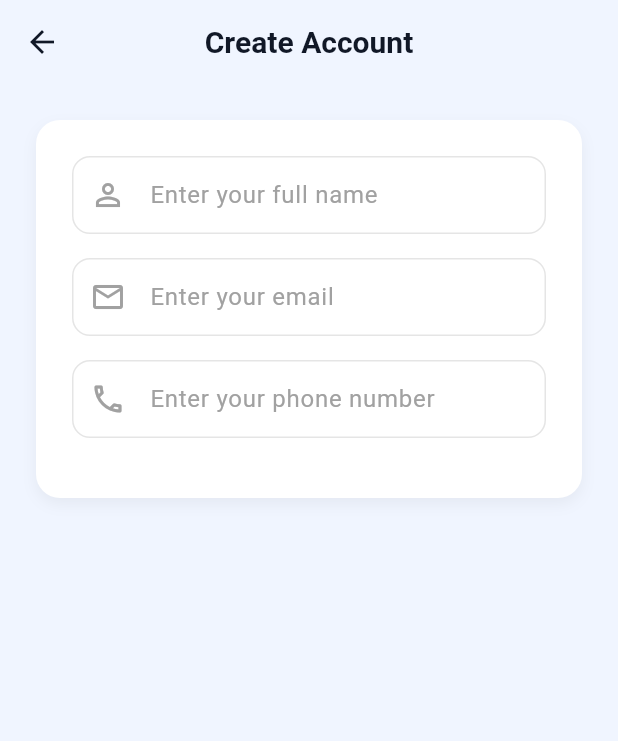
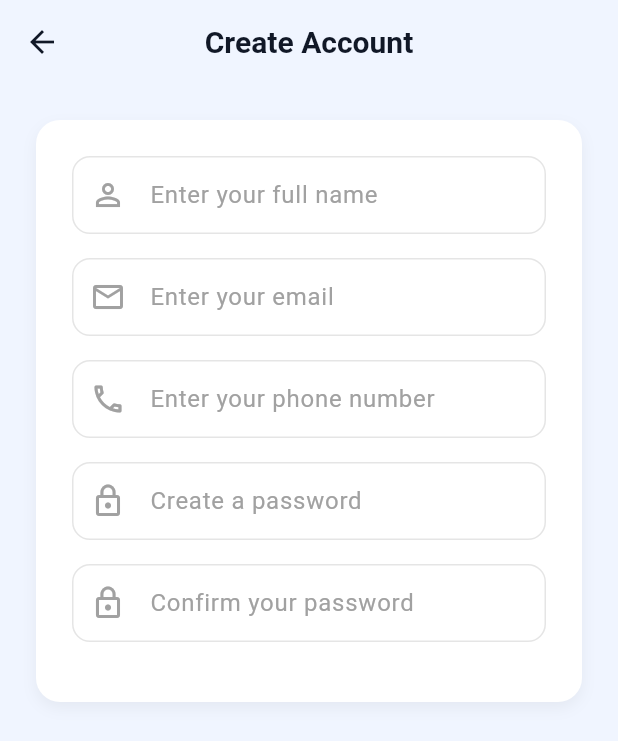
Before and after one commit to SwifTrip/swiftrip_frontend_tourist, a Flutter app: the SignupScreen screen opened directly, on a phone screen of 412 x 824 dp. Shown: the top 741 px of the screen. Run offline on Flutter 3.47's test engine with Material 3 defaults, Android fonts, the phone set to English and light mode, and no system bars.

Commit message:
Add password and confirm password fields

```diff
--- a/swift_trip_app/lib/screens/Signup.dart
+++ b/swift_trip_app/lib/screens/Signup.dart
@@ -56,7 +56,18 @@ class SignupScreen extends StatelessWidget {
                     hintText: 'Enter your phone number',
                   ),
                   const SizedBox(height: 16),
-
+                  const CustomInputField(
+                    icon: Icons.lock_outline,
+                    hintText: 'Create a password',
+                    obscureText: true,
+                  ),
+                  const SizedBox(height: 16),
+                  const CustomInputField(
+                    icon: Icons.lock_outline,
+                    hintText: 'Confirm your password',
+                    obscureText: true,
+                  ),
+                  const SizedBox(height: 16),
                 ],
               ),
             )
```
